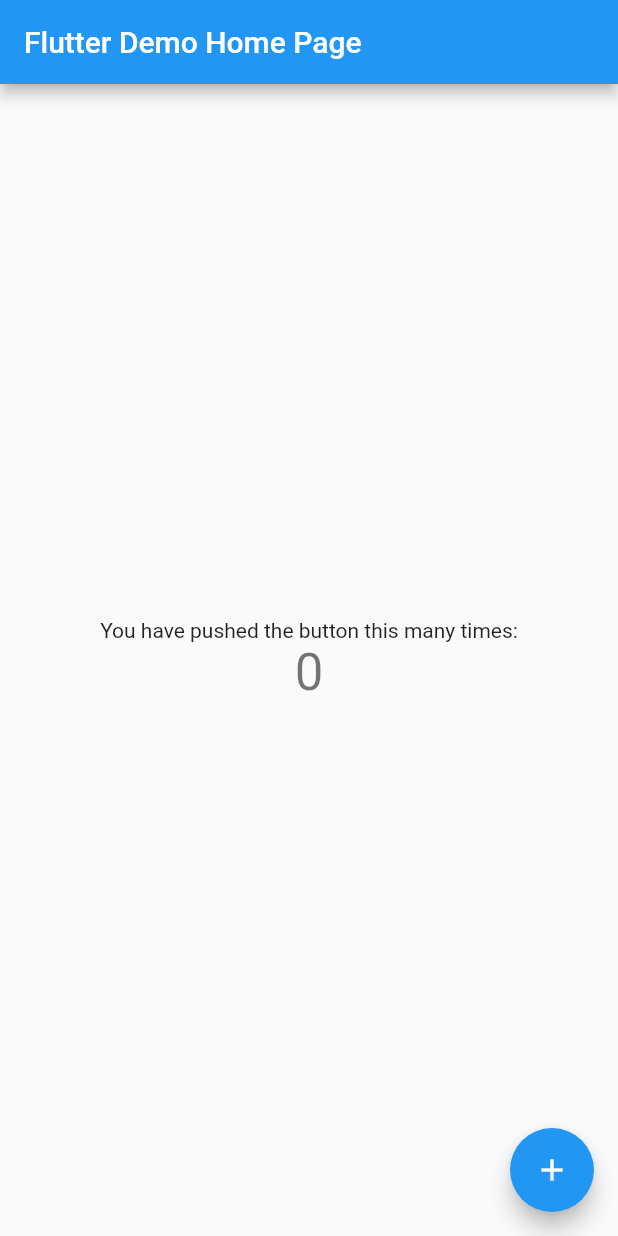
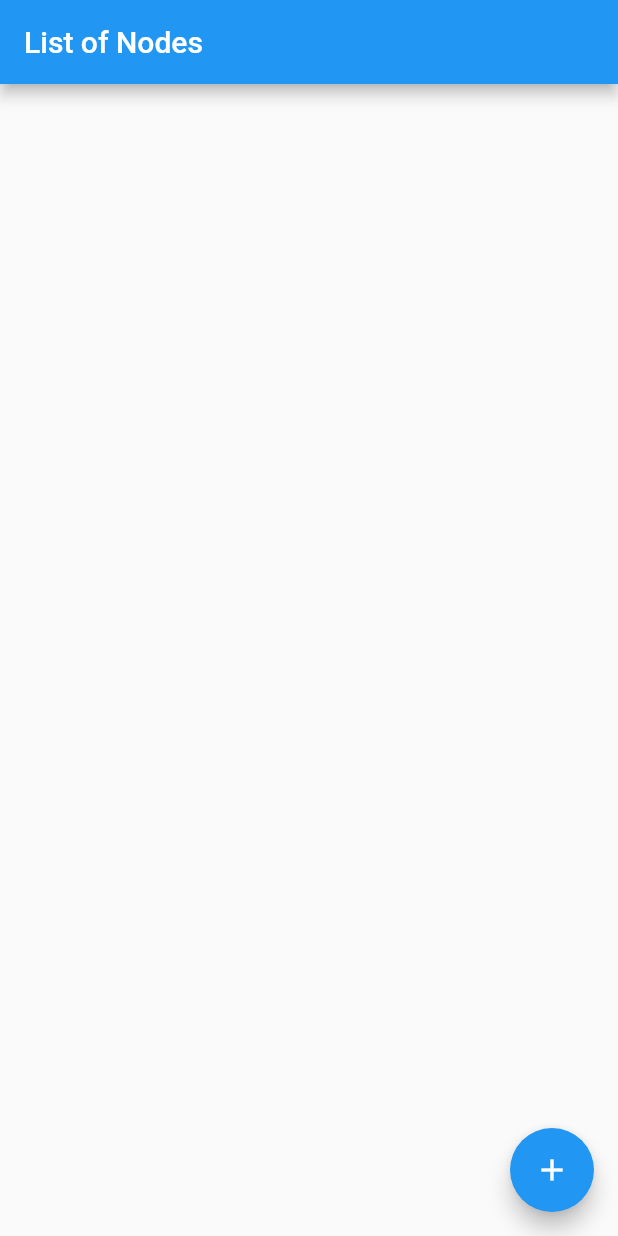
Before and after one commit to muhyasin89/Flutter_Meal_App, a Flutter app: the screen it shows after launch, on a phone screen of 412 x 824 dp. Run offline on Flutter 3.47's test engine with Material 2 defaults, Android fonts, the phone set to English and light mode, and no system bars.

Commit message:
[UPDATE]add notelist class

```diff
--- a/lib/main.dart
+++ b/lib/main.dart
@@ -1,111 +1,39 @@
 import 'package:flutter/material.dart';
+import 'package:rest_api/views/note_list.dart';
 
 void main() => runApp(MyApp());
 
-class MyApp extends StatelessWidget {
-  // This widget is the root of your application.
+class MyApp extends StatelessWidget{
   @override
   Widget build(BuildContext context) {
+
     return MaterialApp(
-      title: 'Flutter Demo',
+      title: "Flutter Demo",
       theme: ThemeData(
-        // This is the theme of your application.
-        //
-        // Try running your application with "flutter run". You'll see the
-        // application has a blue toolbar. Then, without quitting the app, try
-        // changing the primarySwatch below to Colors.green and then invoke
-        // "hot reload" (press "r" in the console where you ran "flutter run",
-        // or simply save your changes to "hot reload" in a Flutter IDE).
-        // Notice that the counter didn't reset back to zero; the application
-        // is not restarted.
         primarySwatch: Colors.blue,
       ),
-      home: MyHomePage(title: 'Flutter Demo Home Page'),
+      home: NoteList(),
     );
   }
 }
 
-class MyHomePage extends StatefulWidget {
-  MyHomePage({Key key, this.title}) : super(key: key);
 
-  // This widget is the home page of your application. It is stateful, meaning
-  // that it has a State object (defined below) that contains fields that affect
-  // how it looks.
-
-  // This class is the configuration for the state. It holds the values (in this
-  // case the title) provided by the parent (in this case the App widget) and
-  // used by the build method of the State. Fields in a Widget subclass are
-  // always marked "final".
-
-  final String title;
-
+class Home extends StatefulWidget{
   @override
-  _MyHomePageState createState() => _MyHomePageState();
+  _HomeState createState() => _HomeState();
 }
 
-class _MyHomePageState extends State<MyHomePage> {
-  int _counter = 0;
 
-  void _incrementCounter() {
-    setState(() {
-      // This call to setState tells the Flutter framework that something has
-      // changed in this State, which causes it to rerun the build method below
-      // so that the display can reflect the updated values. If we changed
-      // _counter without calling setState(), then the build method would not be
-      // called again, and so nothing would appear to happen.
-      _counter++;
-    });
-  }
-
+class _HomeState extends State<Home> {
   @override
   Widget build(BuildContext context) {
-    // This method is rerun every time setState is called, for instance as done
-    // by the _incrementCounter method above.
-    //
-    // The Flutter framework has been optimized to make rerunning build methods
-    // fast, so that you can just rebuild anything that needs updating rather
-    // than having to individually change instances of widgets.
     return Scaffold(
       appBar: AppBar(
-        // Here we take the value from the MyHomePage object that was created by
-        // the App.build method, and use it to set our appbar title.
-        title: Text(widget.title),
+        title: new Text("Flutter Demo Home Page"),
       ),
-      body: Center(
-        // Center is a layout widget. It takes a single child and positions it
-        // in the middle of the parent.
-        child: Column(
-          // Column is also a layout widget. It takes a list of children and
-          // arranges them vertically. By default, it sizes itself to fit its
-          // children horizontally, and tries to be as tall as its parent.
-          //
-          // Invoke "debug painting" (press "p" in the console, choose the
-          // "Toggle Debug Paint" action from the Flutter Inspector in Android
-          // Studio, or the "Toggle Debug Paint" command in Visual Studio Code)
-          // to see the wireframe for each widget.
-          //
-          // Column has various properties to control how it sizes itself and
-          // how it positions its children. Here we use mainAxisAlignment to
-          // center the children vertically; the main axis here is the vertical
-          // axis because Columns are vertical (the cross axis would be
-          // horizontal).
-          mainAxisAlignment: MainAxisAlignment.center,
-          children: <Widget>[
-            Text(
-              'You have pushed the button this many times:',
-            ),
-            Text(
-              '$_counter',
-              style: Theme.of(context).textTheme.display1,
-            ),
-          ],
-        ),
-      ),
-      floatingActionButton: FloatingActionButton(
-        onPressed: _incrementCounter,
-        tooltip: 'Increment',
-        child: Icon(Icons.add),
-      ), // This trailing comma makes auto-formatting nicer for build methods.
+      body: new Container(
+
+      )
     );
   }
 }
--- /dev/null
+++ b/lib/views/note_list.dart
@@ -0,0 +1,16 @@
+import 'package:flutter/material.dart';
+
+class NoteList extends StatelessWidget {
+  @override
+  Widget build(BuildContext context) {
+    return Scaffold(
+        appBar: AppBar(title: Text('List of Nodes')),
+        floatingActionButton: FloatingActionButton(onPressed: (){
+
+        },
+        child: Icon(Icons.add),
+      ),
+      body: Container()
+    );
+  }
+}
```
